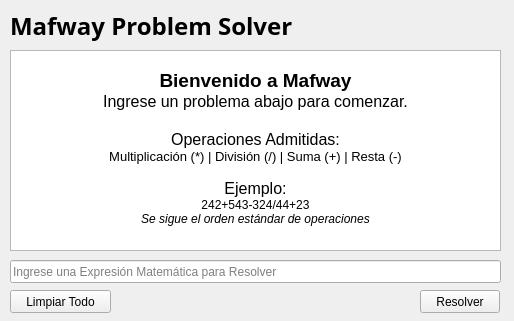
Above: expresioneswindow.ui from carlosvelaquez/Proyecto-EdD1 before the change. Below: the same form after it.
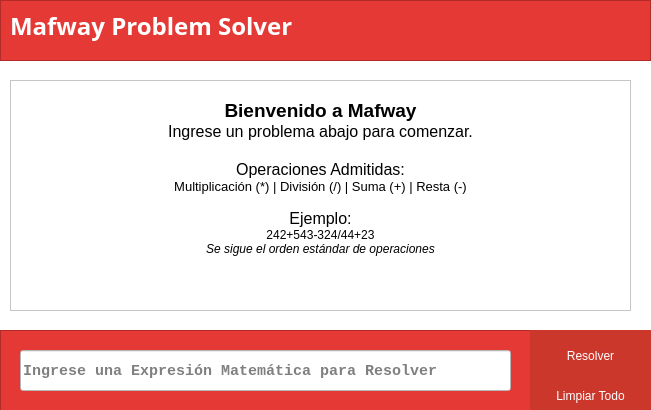
That is the form after the change.

What changed in the file:
```diff
--- a/expresioneswindow.ui
+++ b/expresioneswindow.ui
@@ -6,60 +6,18 @@
    <rect>
     <x>0</x>
     <y>0</y>
-    <width>514</width>
-    <height>321</height>
+    <width>651</width>
+    <height>410</height>
    </rect>
   </property>
   <property name="windowTitle">
    <string>Resolución de Expresiones Matemáticas | Proyecto EdD I</string>
   </property>
-  <widget class="QLabel" name="label">
-   <property name="geometry">
-    <rect>
-     <x>10</x>
-     <y>10</y>
-     <width>501</width>
-     <height>31</height>
-    </rect>
-   </property>
-   <property name="font">
-    <font>
-     <family>Montserrat</family>
-     <pointsize>18</pointsize>
-     <weight>75</weight>
-     <bold>true</bold>
-    </font>
-   </property>
-   <property name="text">
-    <string>Mafway Problem Solver</string>
-   </property>
-  </widget>
-  <widget class="QPushButton" name="botonLimpiar">
-   <property name="geometry">
-    <rect>
-     <x>10</x>
-     <y>290</y>
-     <width>101</width>
-     <height>23</height>
-    </rect>
-   </property>
-   <property name="text">
-    <string>Limpiar Todo</string>
-   </property>
-  </widget>
-  <widget class="QPushButton" name="botonResolver">
-   <property name="geometry">
-    <rect>
-     <x>420</x>
-     <y>290</y>
-     <width>80</width>
-     <height>23</height>
-    </rect>
-   </property>
-   <property name="text">
-    <string>Resolver</string>
-   </property>
-  </widget>
+  <property name="styleSheet">
+   <string notr="true">QWidget{
+background-color: white;
+}</string>
+  </property>
   <widget class="QTextEdit" name="textEditHist">
    <property name="enabled">
     <bool>true</bool>
@@ -67,9 +25,9 @@
    <property name="geometry">
     <rect>
      <x>10</x>
-     <y>50</y>
-     <width>491</width>
-     <height>201</height>
+     <y>80</y>
+     <width>621</width>
+     <height>231</height>
     </rect>
    </property>
    <property name="focusPolicy">
@@ -98,18 +56,148 @@
     <string>Historial de Operaciones</string>
    </property>
   </widget>
-  <widget class="QLineEdit" name="lineEditExp">
+  <widget class="QFrame" name="frame">
    <property name="geometry">
     <rect>
-     <x>10</x>
-     <y>260</y>
-     <width>491</width>
-     <height>23</height>
+     <x>0</x>
+     <y>330</y>
+     <width>651</width>
+     <height>81</height>
     </rect>
    </property>
-   <property name="placeholderText">
-    <string>Ingrese una Expresión Matemática para Resolver</string>
+   <property name="styleSheet">
+    <string notr="true">QFrame{
+background-color: #e53935;
+}
+
+QLabel{
+color: white;
+}
+
+QPushButton{
+background-color: rgb(204, 55, 44);
+color: white;
+border: none;
+font: 11pt &quot;Lato&quot;;
+}
+
+QPushButton:hover{
+background-color: rgb(181, 48, 38);
+}</string>
    </property>
+   <property name="frameShape">
+    <enum>QFrame::StyledPanel</enum>
+   </property>
+   <property name="frameShadow">
+    <enum>QFrame::Raised</enum>
+   </property>
+   <widget class="QLineEdit" name="lineEditExp">
+    <property name="geometry">
+     <rect>
+      <x>20</x>
+      <y>20</y>
+      <width>491</width>
+      <height>41</height>
+     </rect>
+    </property>
+    <property name="font">
+     <font>
+      <family>Consolas</family>
+      <pointsize>11</pointsize>
+      <weight>75</weight>
+      <bold>true</bold>
+     </font>
+    </property>
+    <property name="text">
+     <string/>
+    </property>
+    <property name="placeholderText">
+     <string>Ingrese una Expresión Matemática para Resolver</string>
+    </property>
+   </widget>
+   <widget class="QPushButton" name="botonResolver">
+    <property name="geometry">
+     <rect>
+      <x>530</x>
+      <y>0</y>
+      <width>121</width>
+      <height>51</height>
+     </rect>
+    </property>
+    <property name="text">
+     <string>Resolver</string>
+    </property>
+   </widget>
+   <widget class="QPushButton" name="botonLimpiar">
+    <property name="geometry">
+     <rect>
+      <x>530</x>
+      <y>50</y>
+      <width>121</width>
+      <height>31</height>
+     </rect>
+    </property>
+    <property name="text">
+     <string>Limpiar Todo</string>
+    </property>
+   </widget>
+  </widget>
+  <widget class="QFrame" name="frame_2">
+   <property name="geometry">
+    <rect>
+     <x>0</x>
+     <y>0</y>
+     <width>651</width>
+     <height>61</height>
+    </rect>
+   </property>
+   <property name="styleSheet">
+    <string notr="true">QFrame{
+background-color: #e53935;
+}
+
+QLabel{
+color: white;
+}
+
+QPushButton{
+background-color: rgb(204, 55, 44);
+color: white;
+border: none;
+font: 11pt &quot;Lato&quot;;
+}
+
+QPushButton:hover{
+background-color: rgb(181, 48, 38);
+}</string>
+   </property>
+   <property name="frameShape">
+    <enum>QFrame::StyledPanel</enum>
+   </property>
+   <property name="frameShadow">
+    <enum>QFrame::Raised</enum>
+   </property>
+   <widget class="QLabel" name="label">
+    <property name="geometry">
+     <rect>
+      <x>10</x>
+      <y>10</y>
+      <width>501</width>
+      <height>31</height>
+     </rect>
+    </property>
+    <property name="font">
+     <font>
+      <family>Montserrat</family>
+      <pointsize>18</pointsize>
+      <weight>75</weight>
+      <bold>true</bold>
+     </font>
+    </property>
+    <property name="text">
+     <string>Mafway Problem Solver</string>
+    </property>
+   </widget>
   </widget>
  </widget>
  <resources/>
```
